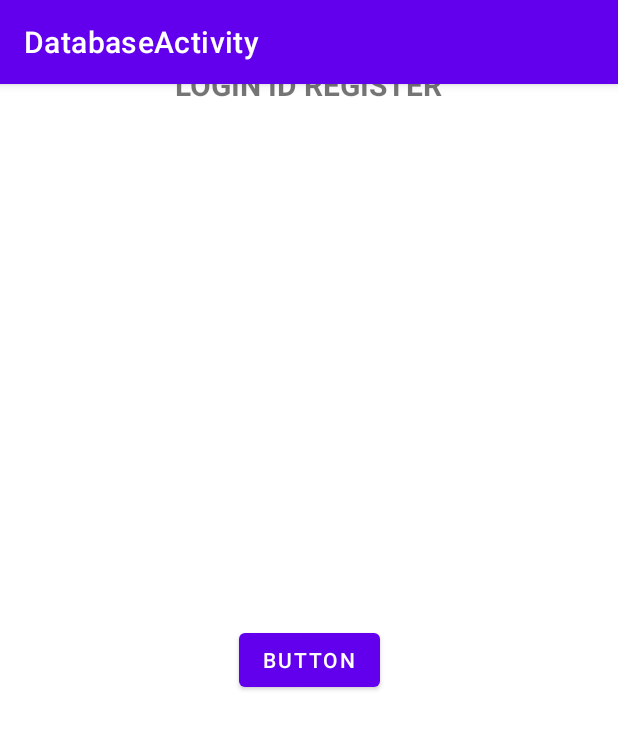
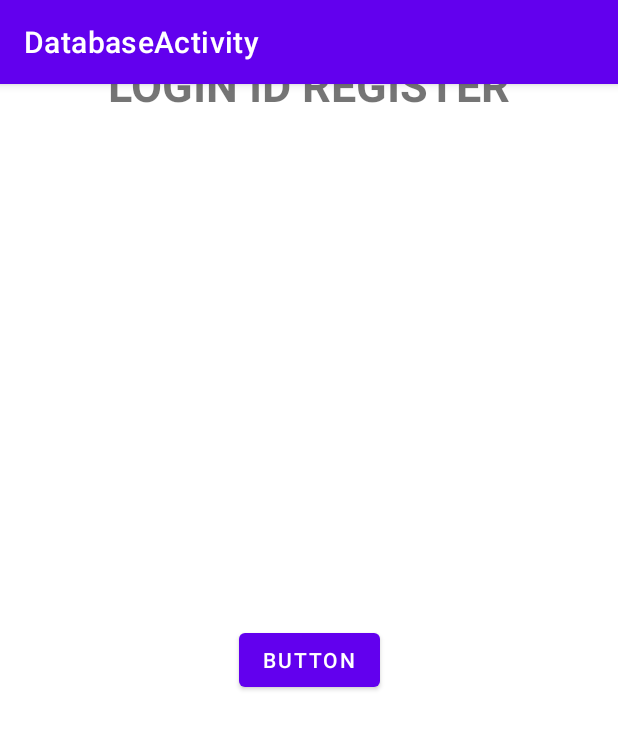
Before and after one commit to aamirali78654/MyPractice_Projects, an Android app: the screen it shows after launch (MainActivity), on a phone screen of 412 x 824 dp. Shown: the top 729 px of the screen. Run offline under Robolectric (Android 15) with nearby library versions, the phone set to English and light mode, and no system bars.

Commit message:
texSize login id

```diff
--- a/26 practice/app/src/main/res/layout/activity_main.xml
+++ b/26 practice/app/src/main/res/layout/activity_main.xml
@@ -12,7 +12,7 @@
         android:layout_width="wrap_content"
         android:layout_height="wrap_content"
         android:text="LOGIN ID REGISTER"
-        android:textSize="20sp"
+        android:textSize="30sp"
         android:textStyle="bold"
         app:layout_constraintBottom_toTopOf="@+id/imageView"
         app:layout_constraintEnd_toEndOf="parent"
```
